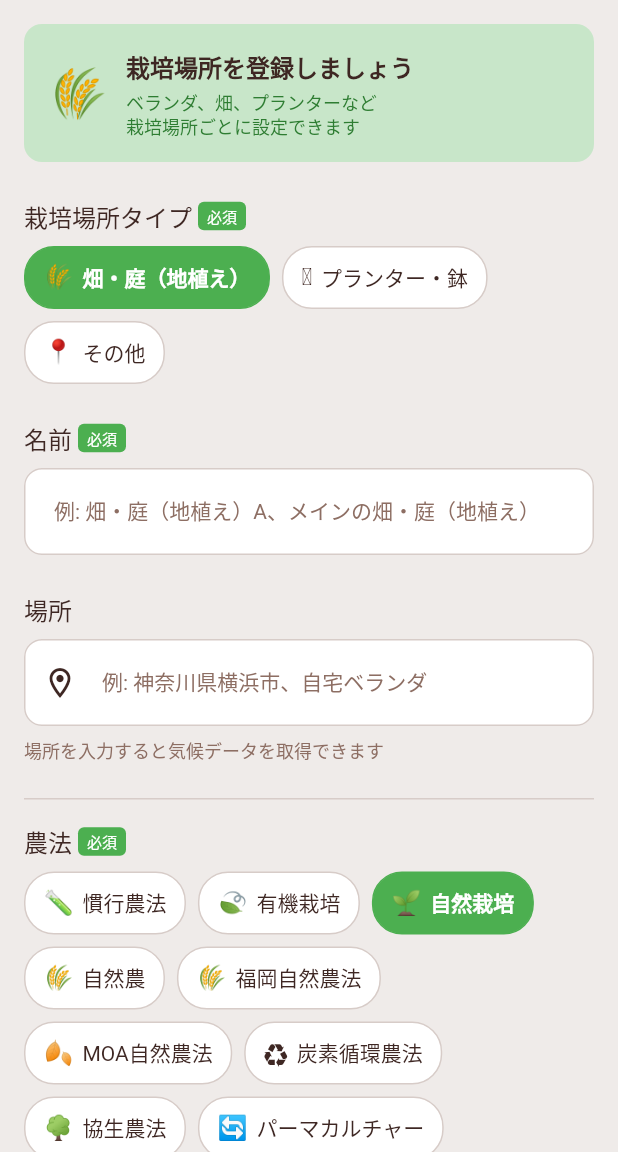
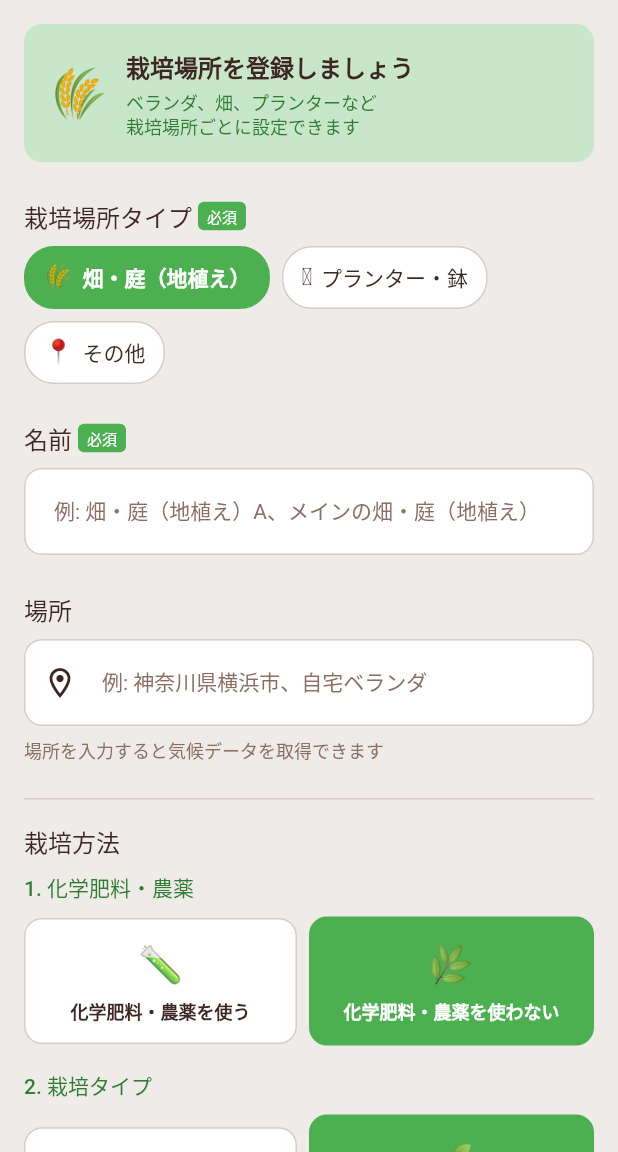
Before and after one commit to aiseed-dev/aiseed, a Flutter app: the FieldRegistrationScreen screen opened directly, on a phone screen of 412 x 824 dp, the part 84-1236 px from its top. Run offline on Flutter 3.47's test engine with Material 3 defaults, Android fonts, the phone set to English and light mode, and no system bars; our stand-ins replace shared_preferences, webview_flutter; accounts and stored records are empty.

Commit message:
feat(Grow): 農法→栽培方法に名称変更、段階的選択UIを追加
- FarmingMethod → CultivationMethod に名称変更（後方互換のエイリアス付き）
- 段階的選択UI:
  1. 化学肥料・農薬を使う/使わない
  2. 有機栽培/自然系栽培
  3. 具体的な方法（自然系のみ）
- CultivationMethodSelector ウィジェットを新規作成
- 登録画面のラベルを「農法」→「栽培方法」に更新

```diff
--- a/grow/frontend/grow/lib/features/field/field_registration_screen.dart
+++ b/grow/frontend/grow/lib/features/field/field_registration_screen.dart
@@ -4,9 +4,9 @@ import '../../shared/models/models.dart';
 import '../../shared/data/ai_research_prompts.dart';
 import '../../shared/services/field_repository.dart';
 import '../ai_research/widgets/ai_research_hint.dart';
-import '../plant/widgets/farming_method_selector.dart';
 import '../plant/widgets/soil_type_selector.dart';
 import 'widgets/place_type_selector.dart';
+import 'widgets/cultivation_method_selector.dart';
 
 /// 栽培場所登録画面
 ///
@@ -179,17 +179,17 @@ class _FieldRegistrationScreenState extends State<FieldRegistrationScreen> {
             ),
             const SizedBox(height: 24),
 
-            // 農法セクション（畑の場合のみ表示）
+            // 栽培方法セクション（地植えの場合のみ表示）
             if (_showFarmingMethod) ...[
               // 区切り線
               const Divider(),
               const SizedBox(height: 16),
 
-              // 農法（必須）
-              _buildSectionTitle('農法', required: true),
+              // 栽培方法
+              _buildSectionTitle('栽培方法'),
               const SizedBox(height: 8),
-              FarmingMethodSelector(
-                selectedMethod: _selectedFarmingMethod ?? FarmingMethod.naturalCultivation,
+              CultivationMethodSelector(
+                selectedMethod: _selectedFarmingMethod,
                 onChanged: (method) {
                   setState(() {
                     _selectedFarmingMethod = method;
@@ -200,7 +200,7 @@ class _FieldRegistrationScreenState extends State<FieldRegistrationScreen> {
               TextFormField(
                 controller: _farmingNotesController,
                 decoration: const InputDecoration(
-                  hintText: '農法についてのメモ（任意）',
+                  hintText: '栽培方法についてのメモ（任意）',
                 ),
                 maxLines: 2,
               ),
--- /dev/null
+++ b/grow/frontend/grow/lib/features/field/widgets/cultivation_method_selector.dart
@@ -0,0 +1,246 @@
+import 'package:flutter/material.dart';
+import '../../../shared/theme/colors.dart';
+import '../../../shared/models/farming_method.dart';
+
+/// 栽培方法の段階的選択ウィジェット
+///
+/// 責務: 栽培方法を3段階で選択するUIを提供
+/// 1. 化学肥料・農薬を使う/使わない
+/// 2. 有機栽培/自然系栽培（使わない場合のみ）
+/// 3. 具体的な方法（自然系の場合のみ）
+class CultivationMethodSelector extends StatefulWidget {
+  final CultivationMethod? selectedMethod;
+  final ValueChanged<CultivationMethod> onChanged;
+
+  const CultivationMethodSelector({
+    super.key,
+    required this.selectedMethod,
+    required this.onChanged,
+  });
+
+  @override
+  State<CultivationMethodSelector> createState() => _CultivationMethodSelectorState();
+}
+
+class _CultivationMethodSelectorState extends State<CultivationMethodSelector> {
+  late CultivationCategory _selectedCategory;
+  CultivationType? _selectedType;
+
+  @override
+  void initState() {
+    super.initState();
+    _initFromMethod(widget.selectedMethod);
+  }
+
+  @override
+  void didUpdateWidget(CultivationMethodSelector oldWidget) {
+    super.didUpdateWidget(oldWidget);
+    if (oldWidget.selectedMethod != widget.selectedMethod) {
+      _initFromMethod(widget.selectedMethod);
+    }
+  }
+
+  void _initFromMethod(CultivationMethod? method) {
+    if (method == null) {
+      _selectedCategory = CultivationCategory.nonChemical;
+      _selectedType = CultivationType.natural;
+    } else {
+      _selectedCategory = method.category;
+      _selectedType = method.type;
+    }
+  }
+
+  @override
+  Widget build(BuildContext context) {
+    return Column(
+      crossAxisAlignment: CrossAxisAlignment.start,
+      children: [
+        // 第1段階：化学肥料・農薬
+        _buildStepTitle('1. 化学肥料・農薬'),
+        const SizedBox(height: 8),
+        _buildCategorySelector(),
+        const SizedBox(height: 16),
+
+        // 第2段階：有機 or 自然系（化学を使わない場合のみ）
+        if (_selectedCategory == CultivationCategory.nonChemical) ...[
+          _buildStepTitle('2. 栽培タイプ'),
+          const SizedBox(height: 8),
+          _buildTypeSelector(),
+          const SizedBox(height: 16),
+
+          // 第3段階：具体的な方法（自然系の場合のみ）
+          if (_selectedType == CultivationType.natural) ...[
+            _buildStepTitle('3. 具体的な方法（任意）'),
+            const SizedBox(height: 8),
+            _buildMethodSelector(),
+          ],
+        ],
+      ],
+    );
+  }
+
+  Widget _buildStepTitle(String title) {
+    return Text(
+      title,
+      style: Theme.of(context).textTheme.bodyMedium?.copyWith(
+        fontWeight: FontWeight.w500,
+        color: GrowColors.deepGreen,
+      ),
+    );
+  }
+
+  Widget _buildCategorySelector() {
+    return Row(
+      children: CultivationCategory.values.map((category) {
+        final isSelected = category == _selectedCategory;
+        return Expanded(
+          child: Padding(
+            padding: EdgeInsets.only(
+              right: category == CultivationCategory.chemical ? 8 : 0,
+            ),
+            child: _buildOptionCard(
+              emoji: category.emoji,
+              label: category.nameJa,
+              isSelected: isSelected,
+              onTap: () => _onCategoryChanged(category),
+            ),
+          ),
+        );
+      }).toList(),
+    );
+  }
+
+  Widget _buildTypeSelector() {
+    return Row(
+      children: CultivationType.values.map((type) {
+        final isSelected = type == _selectedType;
+        return Expanded(
+          child: Padding(
+            padding: EdgeInsets.only(
+              right: type == CultivationType.organic ? 8 : 0,
+            ),
+            child: _buildOptionCard(
+              emoji: type.emoji,
+              label: type.nameJa,
+              subtitle: type.description,
+              isSelected: isSelected,
+              onTap: () => _onTypeChanged(type),
+            ),
+          ),
+        );
+      }).toList(),
+    );
+  }
+
+  Widget _buildMethodSelector() {
+    final methods = CultivationMethod.naturalMethods;
+    return Wrap(
+      spacing: 8,
+      runSpacing: 8,
+      children: methods.map((method) {
+        final isSelected = widget.selectedMethod == method;
+        return GestureDetector(
+          onTap: () => widget.onChanged(method),
+          child: Container(
+            padding: const EdgeInsets.symmetric(horizontal: 12, vertical: 8),
+            decoration: BoxDecoration(
+              color: isSelected ? GrowColors.lifeGreen : Colors.white,
+              borderRadius: BorderRadius.circular(20),
+              border: Border.all(
+                color: isSelected ? GrowColors.lifeGreen : GrowColors.lightSoil,
+              ),
+            ),
+            child: Row(
+              mainAxisSize: MainAxisSize.min,
+              children: [
+                Text(method.emoji, style: const TextStyle(fontSize: 14)),
+                const SizedBox(width: 4),
+                Text(
+                  method.nameJa,
+                  style: TextStyle(
+                    color: isSelected ? Colors.white : GrowColors.darkSoil,
+                    fontWeight: isSelected ? FontWeight.w600 : FontWeight.normal,
+                    fontSize: 13,
+                  ),
+                ),
+              ],
+            ),
+          ),
+        );
+      }).toList(),
+    );
+  }
+
+  Widget _buildOptionCard({
+    required String emoji,
+    required String label,
+    String? subtitle,
+    required bool isSelected,
+    required VoidCallback onTap,
+  }) {
+    return GestureDetector(
+      onTap: onTap,
+      child: Container(
+        padding: const EdgeInsets.all(12),
+        decoration: BoxDecoration(
+          color: isSelected ? GrowColors.lifeGreen : Colors.white,
+          borderRadius: BorderRadius.circular(12),
+          border: Border.all(
+            color: isSelected ? GrowColors.lifeGreen : GrowColors.lightSoil,
+            width: isSelected ? 2 : 1,
+          ),
+        ),
+        child: Column(
+          children: [
+            Text(emoji, style: const TextStyle(fontSize: 24)),
+            const SizedBox(height: 4),
+            Text(
+              label,
+              style: TextStyle(
+                color: isSelected ? Colors.white : GrowColors.darkSoil,
+                fontWeight: FontWeight.w600,
+                fontSize: 12,
+              ),
+              textAlign: TextAlign.center,
+            ),
+            if (subtitle != null) ...[
+              const SizedBox(height: 2),
+              Text(
+                subtitle,
+                style: TextStyle(
+                  color: isSelected ? Colors.white70 : GrowColors.drySoil,
+                  fontSize: 10,
+                ),
+                textAlign: TextAlign.center,
+              ),
+            ],
+          ],
+        ),
+      ),
+    );
+  }
+
+  void _onCategoryChanged(CultivationCategory category) {
+    setState(() {
+      _selectedCategory = category;
+      if (category == CultivationCategory.chemical) {
+        _selectedType = null;
+        widget.onChanged(CultivationMethod.conventional);
+      } else {
+        _selectedType = CultivationType.natural;
+        widget.onChanged(CultivationMethod.naturalCultivation);
+      }
+    });
+  }
+
+  void _onTypeChanged(CultivationType type) {
+    setState(() {
+      _selectedType = type;
+      if (type == CultivationType.organic) {
+        widget.onChanged(CultivationMethod.organic);
+      } else {
+        widget.onChanged(CultivationMethod.naturalCultivation);
+      }
+    });
+  }
+}
--- a/grow/frontend/grow/lib/shared/models/farming_method.dart
+++ b/grow/frontend/grow/lib/shared/models/farming_method.dart
@@ -1,7 +1,7 @@
-/// 農法カテゴリ（化学肥料・農薬の使用）
+/// 栽培方法カテゴリ（化学肥料・農薬の使用）
 ///
-/// プランター・鉢の場合はこの2択のみ
-enum FarmingCategory {
+/// 第1段階：化学肥料・農薬を使うかどうか
+enum CultivationCategory {
   /// 化学肥料・農薬を使う
   chemical('chemical', '化学肥料・農薬を使う', '🧪'),
 
@@ -12,20 +12,20 @@ enum FarmingCategory {
   final String nameJa;
   final String emoji;
 
-  const FarmingCategory(this.id, this.nameJa, this.emoji);
+  const CultivationCategory(this.id, this.nameJa, this.emoji);
 
-  static FarmingCategory fromId(String id) {
-    return FarmingCategory.values.firstWhere(
+  static CultivationCategory fromId(String id) {
+    return CultivationCategory.values.firstWhere(
       (c) => c.id == id,
-      orElse: () => FarmingCategory.nonChemical,
+      orElse: () => CultivationCategory.nonChemical,
     );
   }
 }
 
-/// 農法タイプ（第2階層）
+/// 栽培方法タイプ（第2段階）
 ///
-/// 化学肥料・農薬を使わない場合の分類（地植えのみ）
-enum FarmingType {
+/// 化学肥料・農薬を使わない場合の分類
+enum CultivationType {
   /// 有機栽培 - 有機肥料で栄養を補う
   organic('organic', '有機栽培', '有機肥料で栄養を補う', '🍃'),
 
@@ -37,42 +37,42 @@ enum FarmingType {
   final String description;
   final String emoji;
 
-  const FarmingType(this.id, this.nameJa, this.description, this.emoji);
+  const CultivationType(this.id, this.nameJa, this.description, this.emoji);
 
-  static FarmingType fromId(String id) {
-    return FarmingType.values.firstWhere(
+  static CultivationType fromId(String id) {
+    return CultivationType.values.firstWhere(
       (t) => t.id == id,
-      orElse: () => FarmingType.natural,
+      orElse: () => CultivationType.natural,
     );
   }
 }
 
-/// 農法の種類（詳細）
+/// 栽培方法（第3段階 - 詳細）
 ///
-/// 具体的な農法を定義
-enum FarmingMethod {
-  // ========== 慣行農法（化学肥料・農薬を使う） ==========
+/// 具体的な栽培方法を定義
+enum CultivationMethod {
+  // ========== 慣行栽培（化学肥料・農薬を使う） ==========
 
-  /// 慣行農法
+  /// 慣行栽培
   conventional(
     'conventional',
-    '慣行農法',
-    'Conventional Farming',
+    '慣行栽培',
+    'Conventional',
     '化学肥料・農薬を使用',
     '🧪',
-    null,  // FarmingType なし
+    null,
   ),
 
-  // ========== 有機栽培（細分類なし） ==========
+  // ========== 有機栽培 ==========
 
   /// 有機栽培
   organic(
     'organic',
     '有機栽培',
-    'Organic Farming',
+    'Organic',
     '有機肥料で栄養を補う（化学肥料・農薬不使用）',
     '🍃',
-    FarmingType.organic,
+    CultivationType.organic,
   ),
 
   // ========== 自然系栽培（土の力を引き出す） ==========
@@ -84,7 +84,7 @@ enum FarmingMethod {
     'Natural Cultivation',
     '無肥料・無農薬、木村秋則など',
     '🌱',
-    FarmingType.natural,
+    CultivationType.natural,
   ),
 
   /// 自然農（川口由一など）
@@ -94,17 +94,17 @@ enum FarmingMethod {
     'Shizen-no',
     '不耕起・草生、川口由一など',
     '🌾',
-    FarmingType.natural,
+    CultivationType.natural,
   ),
 
-  /// 福岡正信自然農法
+  /// 福岡自然農法
   fukuokaNaturalFarming(
     'fukuoka_natural_farming',
     '福岡自然農法',
     'Fukuoka Natural Farming',
     '不耕起・無除草・無肥料・無農薬',
     '🌾',
-    FarmingType.natural,
+    CultivationType.natural,
   ),
 
   /// MOA自然農法（岡田茂吉）
@@ -114,7 +114,7 @@ enum FarmingMethod {
     'MOA Natural Farming',
     '落ち葉・草などの自然堆肥',
     '🍂',
-    FarmingType.natural,
+    CultivationType.natural,
   ),
 
   /// 炭素循環農法
@@ -124,7 +124,7 @@ enum FarmingMethod {
     'Carbon Cycling Farming',
     '高炭素資材で土壌微生物を活性化',
     '♻️',
-    FarmingType.natural,
+    CultivationType.natural,
   ),
 
   /// 協生農法
@@ -134,7 +134,7 @@ enum FarmingMethod {
     'Synecoculture',
     '多種混植で生態系を構築',
     '🌳',
-    FarmingType.natural,
+    CultivationType.natural,
   ),
 
   /// パーマカルチャー
@@ -144,7 +144,7 @@ enum FarmingMethod {
     'Permaculture',
     '持続可能な循環型デザイン',
     '🔄',
-    FarmingType.natural,
+    CultivationType.natural,
   ),
 
   /// 不耕起栽培
@@ -154,7 +154,7 @@ enum FarmingMethod {
     'No-Till Farming',
     '土を耕さずに栽培',
     '🌿',
-    FarmingType.natural,
+    CultivationType.natural,
   ),
 
   /// 草マルチ栽培
@@ -164,7 +164,7 @@ enum FarmingMethod {
     'Grass Mulching',
     '刈り草で土を覆う',
     '🥬',
-    FarmingType.natural,
+    CultivationType.natural,
   ),
 
   /// コンパニオンプランティング
@@ -174,7 +174,7 @@ enum FarmingMethod {
     'Companion Planting',
     '相性の良い植物を混植',
     '🤝',
-    FarmingType.natural,
+    CultivationType.natural,
   ),
 
   /// バイオダイナミック農法
@@ -184,7 +184,7 @@ enum FarmingMethod {
     'Biodynamic Agriculture',
     'シュタイナー提唱、宇宙リズムと連動',
     '🌙',
-    FarmingType.natural,
+    CultivationType.natural,
   ),
 
   /// 森林農法/アグロフォレストリー
@@ -194,7 +194,7 @@ enum FarmingMethod {
     'Agroforestry',
     '樹木と作物を組み合わせる',
     '🌲',
-    FarmingType.natural,
+    CultivationType.natural,
   ),
 
   /// JADAM（韓国式自然農法）
@@ -204,7 +204,7 @@ enum FarmingMethod {
     'JADAM Natural Farming',
     '韓国発、低コスト自然農法',
     '🇰🇷',
-    FarmingType.natural,
+    CultivationType.natural,
   ),
 
   /// KNF（韓国式自然農法）
@@ -214,7 +214,7 @@ enum FarmingMethod {
     'Korean Natural Farming',
     '土着微生物を活用',
     '🦠',
-    FarmingType.natural,
+    CultivationType.natural,
   ),
 
   /// リジェネラティブ農業
@@ -224,7 +224,7 @@ enum FarmingMethod {
     'Regenerative Agriculture',
     '土壌再生・炭素固定を重視',
     '🔃',
-    FarmingType.natural,
+    CultivationType.natural,
   ),
 
   /// その他の自然系
@@ -232,9 +232,9 @@ enum FarmingMethod {
     'other_natural',
     'その他（自然系）',
     'Other Natural',
-    '上記に該当しない自然系農法',
+    '上記に該当しない自然系栽培',
     '🌻',
-    FarmingType.natural,
+    CultivationType.natural,
   );
 
   final String id;
@@ -242,9 +242,9 @@ enum FarmingMethod {
   final String nameEn;
   final String description;
   final String emoji;
-  final FarmingType? type;  // 慣行農法はnull
+  final CultivationType? type;
 
-  const FarmingMethod(
+  const CultivationMethod(
     this.id,
     this.nameJa,
     this.nameEn,
@@ -254,51 +254,47 @@ enum FarmingMethod {
   );
 
   /// 化学肥料・農薬を使うかどうか
-  bool get usesChemical => this == FarmingMethod.conventional;
+  bool get usesChemical => this == CultivationMethod.conventional;
+
+  /// カテゴリを取得
+  CultivationCategory get category =>
+      usesChemical ? CultivationCategory.chemical : CultivationCategory.nonChemical;
 
   /// 現在のロケールに応じた名前を取得
   String getName({String locale = 'ja'}) {
     return locale == 'ja' ? nameJa : nameEn;
   }
 
-  /// IDから農法を取得
-  static FarmingMethod fromId(String id) {
-    return FarmingMethod.values.firstWhere(
+  /// IDから栽培方法を取得
+  static CultivationMethod fromId(String id) {
+    return CultivationMethod.values.firstWhere(
       (method) => method.id == id,
-      orElse: () => FarmingMethod.naturalCultivation,
+      orElse: () => CultivationMethod.naturalCultivation,
     );
   }
 
   /// タイプで絞り込み
-  static List<FarmingMethod> byType(FarmingType type) {
-    return FarmingMethod.values
+  static List<CultivationMethod> byType(CultivationType type) {
+    return CultivationMethod.values
         .where((m) => m.type == type)
         .toList();
   }
 
-  /// 自然系農法のみ取得
-  static List<FarmingMethod> get naturalMethods {
-    return byType(FarmingType.natural);
+  /// 自然系栽培のみ取得
+  static List<CultivationMethod> get naturalMethods {
+    return byType(CultivationType.natural);
   }
 
-  /// 有機系農法のみ取得
-  static List<FarmingMethod> get organicMethods {
-    return byType(FarmingType.organic);
-  }
-
-  /// 化学肥料・農薬を使わない農法のみ取得
-  static List<FarmingMethod> get nonChemicalMethods {
-    return FarmingMethod.values
+  /// 化学肥料・農薬を使わない栽培方法のみ取得
+  static List<CultivationMethod> get nonChemicalMethods {
+    return CultivationMethod.values
         .where((m) => !m.usesChemical)
         .toList();
   }
+}
 
-  /// 主要な選択肢（慣行・有機・自然系の代表）
-  static List<FarmingMethod> get mainChoices {
-    return [
-      FarmingMethod.conventional,
-      FarmingMethod.organic,
-      FarmingMethod.naturalCultivation,  // 自然系の代表として
-    ];
-  }
-}
+// ========== 後方互換性のためのエイリアス ==========
+// 既存コードが FarmingMethod を使っている場合のため
+typedef FarmingMethod = CultivationMethod;
+typedef FarmingType = CultivationType;
+typedef FarmingCategory = CultivationCategory;
```
